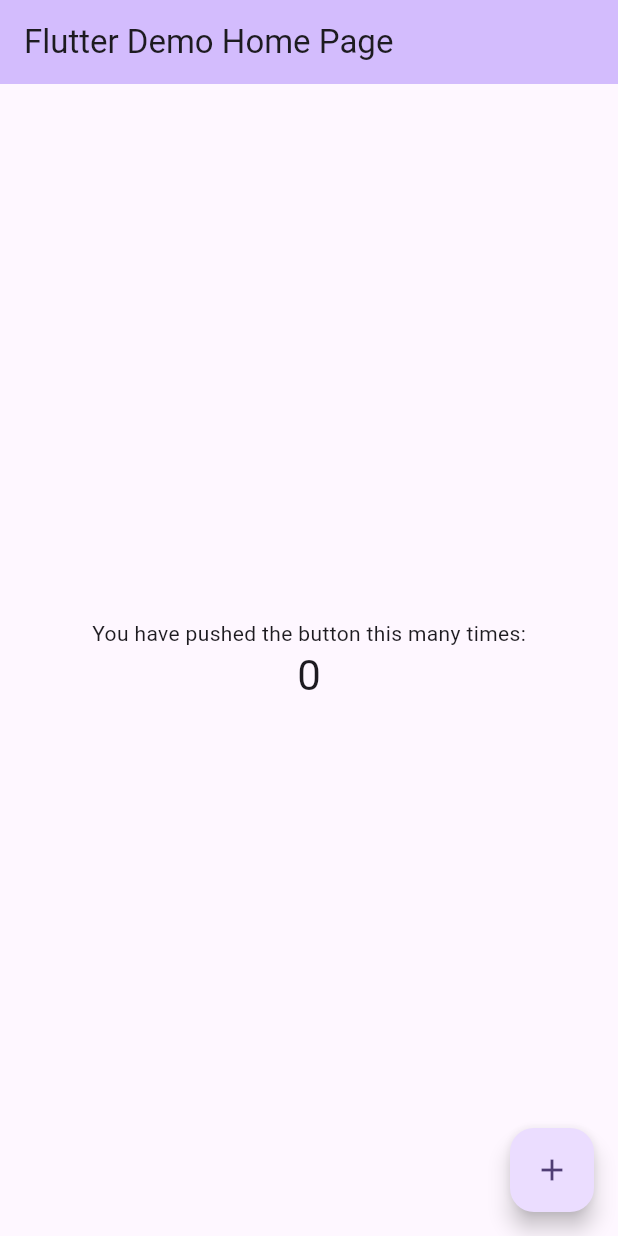
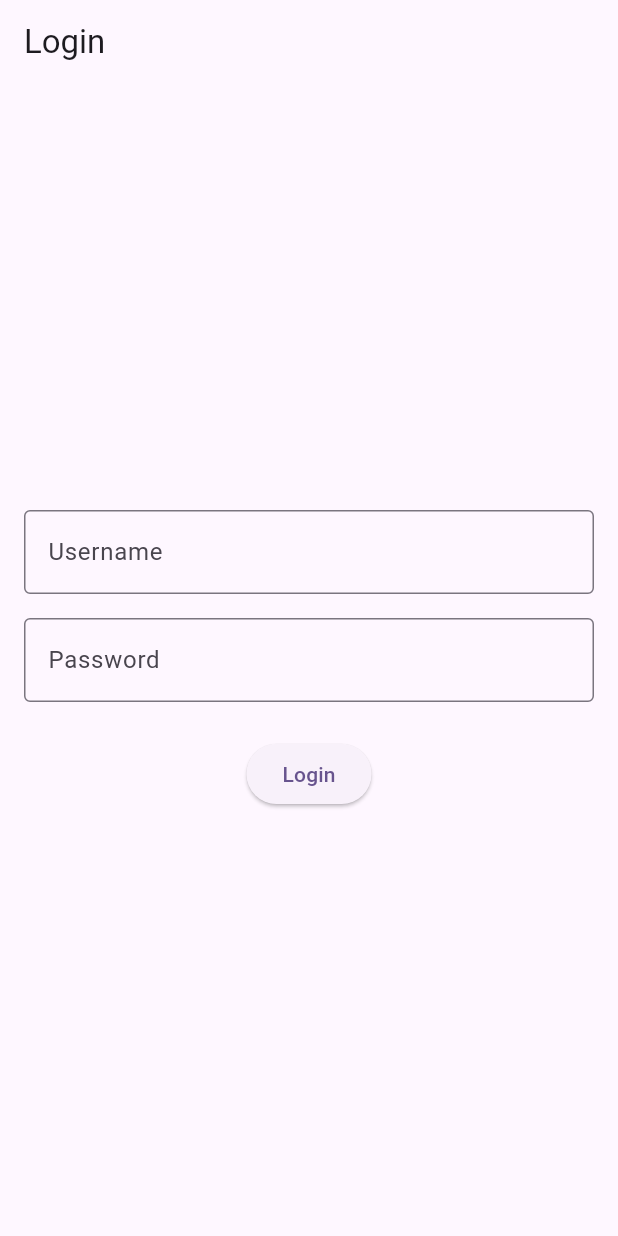
Before and after one commit to kelvin-omaboe/excellerate-project, a Flutter app: the screen it shows after launch, on a phone screen of 412 x 824 dp. Run offline on Flutter 3.47's test engine with Material 3 defaults, Android fonts, the phone set to English and light mode, and no system bars.

Commit message:
ADDED SCREEN

```diff
--- a/lib/main.dart
+++ b/lib/main.dart
@@ -1,4 +1,8 @@
 import 'package:flutter/material.dart';
+import 'screens/login_screen.dart';
+import 'screens/home_screen.dart';
+import 'screens/program_listing_screen.dart';
+import 'screens/program_details_screen.dart';
 
 void main() {
   runApp(const MyApp());
@@ -7,116 +11,21 @@ void main() {
 class MyApp extends StatelessWidget {
   const MyApp({super.key});
 
-  // This widget is the root of your application.
   @override
   Widget build(BuildContext context) {
     return MaterialApp(
-      title: 'Flutter Demo',
+      title: 'Excellerate Prototype',
       theme: ThemeData(
-        // This is the theme of your application.
-        //
-        // TRY THIS: Try running your application with "flutter run". You'll see
-        // the application has a purple toolbar. Then, without quitting the app,
-        // try changing the seedColor in the colorScheme below to Colors.green
-        // and then invoke "hot reload" (save your changes or press the "hot
-        // reload" button in a Flutter-supported IDE, or press "r" if you used
-        // the command line to start the app).
-        //
-        // Notice that the counter didn't reset back to zero; the application
-        // state is not lost during the reload. To reset the state, use hot
-        // restart instead.
-        //
-        // This works for code too, not just values: Most code changes can be
-        // tested with just a hot reload.
         colorScheme: ColorScheme.fromSeed(seedColor: Colors.deepPurple),
+        useMaterial3: true,
       ),
-      home: const MyHomePage(title: 'Flutter Demo Home Page'),
+      initialRoute: '/login',
+      routes: {
+        '/login': (context) => const LoginScreen(),
+        '/home': (context) => const HomeScreen(),
+        '/program_listing': (context) => const ProgramListingScreen(),
+        '/program_details': (context) => const ProgramDetailsScreen(),
+      },
     );
   }
 }
-
-class MyHomePage extends StatefulWidget {
-  const MyHomePage({super.key, required this.title});
-
-  // This widget is the home page of your application. It is stateful, meaning
-  // that it has a State object (defined below) that contains fields that affect
-  // how it looks.
-
-  // This class is the configuration for the state. It holds the values (in this
-  // case the title) provided by the parent (in this case the App widget) and
-  // used by the build method of the State. Fields in a Widget subclass are
-  // always marked "final".
-
-  final String title;
-
-  @override
-  State<MyHomePage> createState() => _MyHomePageState();
-}
-
-class _MyHomePageState extends State<MyHomePage> {
-  int _counter = 0;
-
-  void _incrementCounter() {
-    setState(() {
-      // This call to setState tells the Flutter framework that something has
-      // changed in this State, which causes it to rerun the build method below
-      // so that the display can reflect the updated values. If we changed
-      // _counter without calling setState(), then the build method would not be
-      // called again, and so nothing would appear to happen.
-      _counter++;
-    });
-  }
-
-  @override
-  Widget build(BuildContext context) {
-    // This method is rerun every time setState is called, for instance as done
-    // by the _incrementCounter method above.
-    //
-    // The Flutter framework has been optimized to make rerunning build methods
-    // fast, so that you can just rebuild anything that needs updating rather
-    // than having to individually change instances of widgets.
-    return Scaffold(
-      appBar: AppBar(
-        // TRY THIS: Try changing the color here to a specific color (to
-        // Colors.amber, perhaps?) and trigger a hot reload to see the AppBar
-        // change color while the other colors stay the same.
-        backgroundColor: Theme.of(context).colorScheme.inversePrimary,
-        // Here we take the value from the MyHomePage object that was created by
-        // the App.build method, and use it to set our appbar title.
-        title: Text(widget.title),
-      ),
-      body: Center(
-        // Center is a layout widget. It takes a single child and positions it
-        // in the middle of the parent.
-        child: Column(
-          // Column is also a layout widget. It takes a list of children and
-          // arranges them vertically. By default, it sizes itself to fit its
-          // children horizontally, and tries to be as tall as its parent.
-          //
-          // Column has various properties to control how it sizes itself and
-          // how it positions its children. Here we use mainAxisAlignment to
-          // center the children vertically; the main axis here is the vertical
-          // axis because Columns are vertical (the cross axis would be
-          // horizontal).
-          //
-          // TRY THIS: Invoke "debug painting" (choose the "Toggle Debug Paint"
-          // action in the IDE, or press "p" in the console), to see the
-          // wireframe for each widget.
-          mainAxisAlignment: MainAxisAlignment.center,
-          children: <Widget>[
-            const Text('You have pushed the button this many times:'),
-            Text(
-              '$_counter',
-              style: Theme.of(context).textTheme.headlineMedium,
-            ),
-          ],
-        ),
-      ),
-      floatingActionButton: FloatingActionButton(
-        onPressed: _incrementCounter,
-        tooltip: 'Increment',
-        child: const Icon(Icons.add),
-      ), // This trailing comma makes auto-formatting nicer for build methods.
-    );
-  }
-}
--- /dev/null
+++ b/lib/screens/login_screen.dart
@@ -0,0 +1,62 @@
+import 'package:flutter/material.dart';
+
+class LoginScreen extends StatefulWidget {
+  const LoginScreen({super.key});
+
+  @override
+  State<LoginScreen> createState() => _LoginScreenState();
+}
+
+class _LoginScreenState extends State<LoginScreen> {
+  final TextEditingController _usernameController = TextEditingController();
+  final TextEditingController _passwordController = TextEditingController();
+
+  void _login() {
+    // Simple validation - in a real app, you'd authenticate here
+    if (_usernameController.text.isNotEmpty && _passwordController.text.isNotEmpty) {
+      Navigator.pushNamed(context, '/home');
+    } else {
+      ScaffoldMessenger.of(context).showSnackBar(
+        const SnackBar(content: Text('Please enter username and password')),
+      );
+    }
+  }
+
+  @override
+  Widget build(BuildContext context) {
+    return Scaffold(
+      appBar: AppBar(
+        title: const Text('Login'),
+      ),
+      body: Padding(
+        padding: const EdgeInsets.all(16.0),
+        child: Column(
+          mainAxisAlignment: MainAxisAlignment.center,
+          children: [
+            TextField(
+              controller: _usernameController,
+              decoration: const InputDecoration(
+                labelText: 'Username',
+                border: OutlineInputBorder(),
+              ),
+            ),
+            const SizedBox(height: 16),
+            TextField(
+              controller: _passwordController,
+              decoration: const InputDecoration(
+                labelText: 'Password',
+                border: OutlineInputBorder(),
+              ),
+              obscureText: true,
+            ),
+            const SizedBox(height: 24),
+            ElevatedButton(
+              onPressed: _login,
+              child: const Text('Login'),
+            ),
+          ],
+        ),
+      ),
+    );
+  }
+}
```
Also changed, not shown: lib/screens/home_screen.dart (added, +32 -0 lines), lib/screens/program_details_screen.dart (added, +40 -0 lines), lib/screens/program_listing_screen.dart (added, +38 -0 lines).
